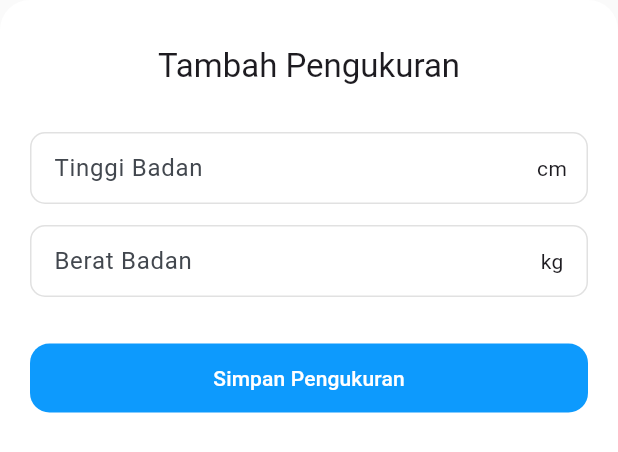
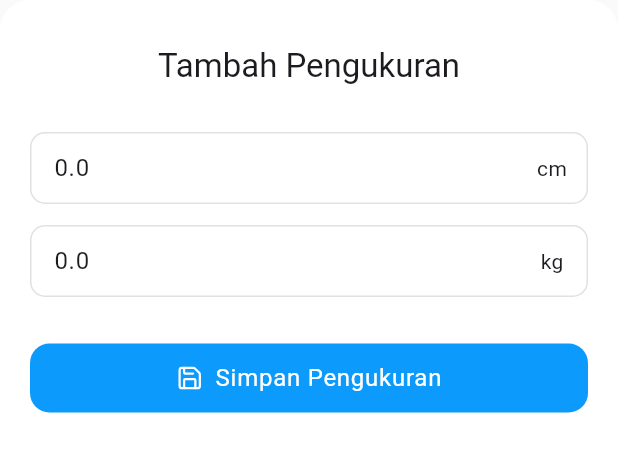
Before and after one commit to izzaalfiansyah/nutrikid-app, a Flutter app: the AddMeasurementDialog widget shown alone on an empty page, opened directly, on a phone screen of 412 x 824 dp. Shown: the top 452 px of the screen. Run offline on Flutter 3.47's test engine with Material 3 defaults, Android fonts, the phone set to English and light mode, and no system bars; our stand-ins replace dio, flutter_bloc, flutter_dotenv, flutter_modular, freezed_annotation, google_fonts and 5 more; accounts and stored records are empty; network calls fail.

Commit message:
feat: add measurement and adjust api interceptor

```diff
--- /dev/null
+++ b/lib/blocs/add_measurement_cubit/add_measurement_cubit.dart
@@ -0,0 +1,50 @@
+import 'package:flutter_bloc/flutter_bloc.dart';
+import 'package:flutter_modular/flutter_modular.dart';
+import 'package:freezed_annotation/freezed_annotation.dart';
+import 'package:nutrikid_app/blocs/app_bloc/app_bloc.dart';
+import 'package:nutrikid_app/blocs/home_bloc/home_bloc.dart';
+import 'package:nutrikid_app/services/measurement_service.dart';
+
+part 'add_measurement_state.dart';
+
+part 'add_measurement_cubit.freezed.dart';
+
+class AddMeasurementCubit extends Cubit<AddMeasurementState> {
+  AddMeasurementCubit() : super(const AddMeasurementState.initial());
+
+  final appBloc = Modular.get<AppBloc>();
+  final homeBloc = Modular.get<HomeBloc>();
+
+  void changeState(AddMeasurementState state) {
+    emit(state);
+  }
+
+  store({Function()? callback}) async {
+    emit(state.copyWith(errorMessage: "", isLoading: true));
+
+    try {
+      await Modular.get<MeasurementService>().addMeasurement(
+        height: state.height,
+        weight: state.weight,
+      );
+
+      homeBloc.add(HomeEvent.loadStudent());
+
+      appBloc.add(
+        AppEvent.showAlert(message: "Berhasil menyimpan data pengukuran"),
+      );
+
+      if (callback != null) {
+        callback();
+      }
+    } catch (err) {
+      emit(
+        state.copyWith(
+          errorMessage: "Terjadi kesalahan. Silahkan periksa data anda.",
+        ),
+      );
+    }
+
+    emit(state.copyWith(isLoading: false));
+  }
+}
--- /dev/null
+++ b/lib/blocs/add_measurement_cubit/add_measurement_state.dart
@@ -0,0 +1,11 @@
+part of 'add_measurement_cubit.dart';
+
+@freezed
+abstract class AddMeasurementState with _$AddMeasurementState {
+  const factory AddMeasurementState.initial({
+    @Default(false) bool isLoading,
+    @Default(0.0) double height,
+    @Default(0.0) double weight,
+    @Default('') String errorMessage,
+  }) = _AddMeasurementState;
+}
--- a/lib/blocs/app_bloc/app_state.dart
+++ b/lib/blocs/app_bloc/app_state.dart
@@ -17,5 +17,6 @@ abstract class AppState with _$AppState {
 
     // alert
     @Default('') String alertMessage,
+    @Default(false) bool alertTriggerer, // just for trigger the alert
   }) = _AppState;
 }
--- a/lib/blocs/history_bloc/history_events.dart
+++ b/lib/blocs/history_bloc/history_events.dart
@@ -7,4 +7,9 @@ abstract class HistoryEvent with _$HistoryEvent {
 
   const factory HistoryEvent.deleteMeasurement({required int id}) =
       _DeleteMeasurement;
+
+  const factory HistoryEvent.addMeasurement({
+    required int height,
+    required int weight,
+  }) = _AddMeasurement;
 }
--- a/lib/components/app/add_measurement_dialog.dart
+++ b/lib/components/app/add_measurement_dialog.dart
@@ -1,6 +1,12 @@
 import 'package:flutter/material.dart';
+import 'package:flutter_bloc/flutter_bloc.dart';
+import 'package:flutter_modular/flutter_modular.dart';
+import 'package:lucide_icons/lucide_icons.dart';
+import 'package:nutrikid_app/blocs/add_measurement_cubit/add_measurement_cubit.dart';
+import 'package:nutrikid_app/blocs/home_bloc/home_bloc.dart';
 import 'package:nutrikid_app/components/button.dart';
 import 'package:nutrikid_app/components/input.dart';
+import 'package:nutrikid_app/shared/variant.dart';
 
 class AddMeasurementDialog extends StatefulWidget {
   const AddMeasurementDialog({super.key});
@@ -10,9 +16,75 @@ class AddMeasurementDialog extends StatefulWidget {
 }
 
 class _AddMeasurementDialogState extends State<AddMeasurementDialog> {
+  final addMeasurementCubit = AddMeasurementCubit();
+  final homeBloc = Modular.get<HomeBloc>();
+
+  late double studentHeight =
+      homeBloc.state.student.measurement?.studentHeight ?? 0.0;
+  late double studentWeight =
+      homeBloc.state.student.measurement?.studentWeight ?? 0.0;
+
+  late final heightController = TextEditingController(
+    text: studentHeight.toString(),
+  );
+  late final weightController = TextEditingController(
+    text: studentWeight.toString(),
+  );
+
+  @override
+  void initState() {
+    heightController.addListener(() {
+      addMeasurementCubit.changeState(
+        addMeasurementCubit.state.copyWith(
+          height: double.parse(heightController.text),
+        ),
+      );
+    });
+
+    weightController.addListener(() {
+      addMeasurementCubit.changeState(
+        addMeasurementCubit.state.copyWith(
+          weight: double.parse(weightController.text),
+        ),
+      );
+    });
+
+    addMeasurementCubit.changeState(
+      addMeasurementCubit.state.copyWith(
+        height: studentHeight,
+        weight: studentWeight,
+      ),
+    );
+
+    super.initState();
+  }
+
+  @override
+  void dispose() {
+    heightController.dispose();
+    weightController.dispose();
+
+    super.dispose();
+  }
+
+  handleSubmit() async {
+    await addMeasurementCubit.store(
+      callback: () {
+        Navigator.pop(context);
+        FocusManager.instance.primaryFocus?.unfocus();
+      },
+    );
+  }
+
   @override
   Widget build(BuildContext context) {
+    return BlocBuilder<AddMeasurementCubit, AddMeasurementState>(
+      bloc: addMeasurementCubit,
+      builder: (context, state) {
         return Container(
+          margin: EdgeInsets.only(
+            bottom: MediaQuery.of(context).viewInsets.bottom,
+          ),
           padding: EdgeInsets.symmetric(vertical: 30, horizontal: 20),
           decoration: BoxDecoration(
             color: Colors.white,
@@ -36,6 +108,7 @@ class _AddMeasurementDialogState extends State<AddMeasurementDialog> {
                         mainAxisAlignment: MainAxisAlignment.center,
                         children: [Text('cm')],
                       ),
+                      controller: heightController,
                     ),
                     Input(
                       placeholder: "Berat Badan",
@@ -43,19 +116,39 @@ class _AddMeasurementDialogState extends State<AddMeasurementDialog> {
                         mainAxisAlignment: MainAxisAlignment.center,
                         children: [Text('kg')],
                       ),
+                      controller: weightController,
+                    ),
+                    if (state.errorMessage.isNotEmpty)
+                      Center(
+                        child: Text(
+                          state.errorMessage,
+                          style: TextStyle(color: VariantColor.destructive),
+                        ),
                       ),
                   ],
                 ),
                 Button(
-              onPressed: () {
-                Navigator.pop(context);
-              },
+                  onPressed: state.isLoading ? null : handleSubmit,
                   full: true,
-              child: Text('Simpan Pengukuran'),
+                  child: Row(
+                    mainAxisAlignment: MainAxisAlignment.center,
+                    spacing: 8,
+                    children: [
+                      Icon(LucideIcons.save),
+                      Text(
+                        'Simpan Pengukuran',
+                        style: Theme.of(
+                          context,
+                        ).textTheme.bodyLarge!.copyWith(color: Colors.white),
+                      ),
+                    ],
+                  ),
                 ),
               ],
             ),
           ),
         );
+      },
+    );
   }
 }
--- a/lib/components/input.dart
+++ b/lib/components/input.dart
@@ -13,6 +13,7 @@ class Input extends StatefulWidget {
     this.onChanged,
     this.prefixIcon,
     this.suffixIcon,
+    this.keyboardType,
   });
 
   final String? placeholder;
@@ -23,6 +24,7 @@ class Input extends StatefulWidget {
   final void Function(String)? onChanged;
   final Widget? suffixIcon;
   final Widget? prefixIcon;
+  final TextInputType? keyboardType;
 
   @override
   State<Input> createState() => _InputState();
@@ -83,6 +85,7 @@ class _InputState extends State<Input> {
   @override
   Widget build(BuildContext context) {
     return TextFormField(
+      keyboardType: widget.keyboardType,
       decoration: inputDecoration,
       obscureText: widget.isPassword == true ? !showPassword : false,
       controller: widget.controller,
--- a/lib/shared/dio/api_interceptor.dart
+++ b/lib/shared/dio/api_interceptor.dart
@@ -23,6 +23,8 @@ class ApiInterceptors extends Interceptor {
         final accessToken = appBloc.state.accessToken;
         final refreshToken = appBloc.state.refreshToken;
 
+        log(accessToken.substring(0, 8), name: "ACCESS_TOKEN");
+
         if (JwtDecoder.isExpired(accessToken) && refreshToken.isNotEmpty) {
           final token = await Modular.get<AuthService>().refreshToken();
 
@@ -31,8 +33,6 @@ class ApiInterceptors extends Interceptor {
               "authorization": "Bearer ${token.accessToken}",
             });
           }
-        } else {
-          throw 'error';
         }
       } catch (err) {
         Modular.get<AppBloc>().add(AppEvent.logout(redirect: false));
--- a/lib/shared/format_date.dart
+++ b/lib/shared/format_date.dart
@@ -1,6 +1,10 @@
 import 'package:intl/intl.dart';
 
 String formatDate(DateTime date, {bool? withTime}) {
+  final now = DateTime.now();
+
+  date = date.add(Duration(hours: now.timeZoneOffset.inHours));
+
   var format = "d MMMM yyyy";
 
   if (withTime == true) {
```
Also changed, not shown: lib/blocs/app_bloc/app_bloc.dart (+6 -1 lines), lib/screens/home/main_screen.dart (+15 -9 lines), lib/services/measurement_service.dart (+26 -0 lines), lib/blocs/add_measurement_cubit/add_measurement_cubit.freezed.dart (added), lib/blocs/app_bloc/app_bloc.freezed.dart, lib/blocs/history_bloc/history_bloc.freezed.dart. Lines whose indentation alone changed are shown as unchanged.
